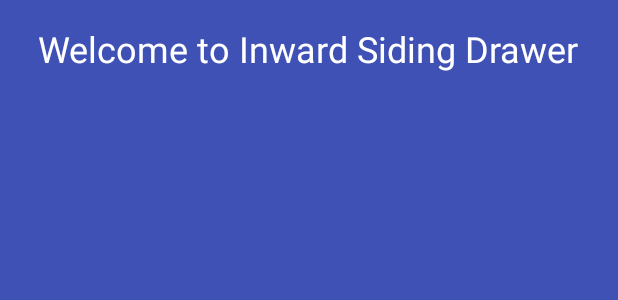
After one commit to therealshabi/Kotlin-Practice, an Android app: the layout activity_inward_navigation.xml on its own in the app's theme, with its tools: preview values and no code run, on a phone screen of 412 x 824 dp. The commit adds this screen. Shown: the top 300 px of the screen. Run offline under Robolectric (Android 15) with nearby library versions, the phone set to English and light mode, and no system bars.

Commit message:
Add3ed Inward Sliding Navigation Layout

```diff
--- a/app/src/main/AndroidManifest.xml
+++ b/app/src/main/AndroidManifest.xml
@@ -17,7 +17,8 @@
         </activity>
         <activity android:name=".Notification.NotificationActivity" />
         <activity android:name=".BottomSheet.BottomSheetActivity" />
-        <activity android:name=".BottomSheet.BottomSheetFragmentActivity"></activity>
+        <activity android:name=".BottomSheet.BottomSheetFragmentActivity" />
+        <activity android:name=".NavigationLayout.InwardNavigationActivity"></activity>
     </application>
 
 </manifest>
--- a/app/src/main/java/technolifestyle/com/kotlinPractice/MainActivity.kt
+++ b/app/src/main/java/technolifestyle/com/kotlinPractice/MainActivity.kt
@@ -6,6 +6,7 @@ import android.support.v7.widget.LinearLayoutManager
 import kotlinx.android.synthetic.main.activity_main.*
 import technolifestyle.com.kotlinPractice.Utils.StringUtils.Companion.BOTTOM_SHEET_ACTIVITY_TAG
 import technolifestyle.com.kotlinPractice.Utils.StringUtils.Companion.BOTTOM_SHEET_FRAGMENT_ACTIVITY
+import technolifestyle.com.kotlinPractice.Utils.StringUtils.Companion.INWARD_NAVIGATION_LAYOUT
 import technolifestyle.com.kotlinPractice.Utils.StringUtils.Companion.NOTIFICATION_ACTIVITY_TAG
 
 
@@ -20,6 +21,7 @@ class MainActivity : AppCompatActivity() {
         practiceTopics.add(NOTIFICATION_ACTIVITY_TAG)
         practiceTopics.add(BOTTOM_SHEET_ACTIVITY_TAG)
         practiceTopics.add(BOTTOM_SHEET_FRAGMENT_ACTIVITY)
+        practiceTopics.add(INWARD_NAVIGATION_LAYOUT)
 
         rvPractice.layoutManager = LinearLayoutManager(this)
         rvPractice.adapter = PracticeAdapter(this, practiceTopics)
--- /dev/null
+++ b/app/src/main/java/technolifestyle/com/kotlinPractice/NavigationLayout/InwardNavigationActivity.kt
@@ -0,0 +1,36 @@
+package technolifestyle.com.kotlinPractice.NavigationLayout
+
+import android.graphics.Color
+import android.os.Bundle
+import android.support.v7.app.ActionBarDrawerToggle
+import android.support.v7.app.AppCompatActivity
+import android.view.View
+import kotlinx.android.synthetic.main.activity_inward_navigation.*
+import technolifestyle.com.kotlinPractice.R
+
+
+class InwardNavigationActivity : AppCompatActivity() {
+
+    override fun onCreate(savedInstanceState: Bundle?) {
+        super.onCreate(savedInstanceState)
+        setContentView(R.layout.activity_inward_navigation)
+
+        drawerLayout.setScrimColor(Color.TRANSPARENT)
+        drawerLayout.drawerElevation = 0f
+
+        val actionBarDrawerToggle = object : ActionBarDrawerToggle(this, drawerLayout, R.string.open, R.string.close) {
+
+            private val scaleFactor = 10f
+
+            override fun onDrawerSlide(drawerView: View, slideOffset: Float) {
+                super.onDrawerSlide(drawerView, slideOffset)
+                val slideX = drawerView.width * slideOffset
+                llContent.translationX = slideX
+                llContent.scaleX = 1 - slideOffset.div(scaleFactor)
+                llContent.scaleY = 1 - slideOffset.div(scaleFactor)
+            }
+        }
+
+        drawerLayout.addDrawerListener(actionBarDrawerToggle)
+    }
+}
--- a/app/src/main/java/technolifestyle/com/kotlinPractice/Notification/NotificationUtil.kt
+++ b/app/src/main/java/technolifestyle/com/kotlinPractice/Notification/NotificationUtil.kt
@@ -156,7 +156,7 @@ class NotificationUtil {
             val bitmap = Bitmap.createBitmap(drawable!!.intrinsicWidth,
                     drawable.intrinsicHeight, Bitmap.Config.ARGB_8888)
             val canvas = Canvas(bitmap)
-            drawable.setBounds(0, 0, canvas.getWidth(), canvas.getHeight())
+            drawable.setBounds(0, 0, canvas.width, canvas.height)
             drawable.draw(canvas)
             return bitmap
         }
--- a/app/src/main/java/technolifestyle/com/kotlinPractice/PracticeAdapter.kt
+++ b/app/src/main/java/technolifestyle/com/kotlinPractice/PracticeAdapter.kt
@@ -9,9 +9,11 @@ import android.view.ViewGroup
 import kotlinx.android.synthetic.main.main_card_item.view.*
 import technolifestyle.com.kotlinPractice.BottomSheet.BottomSheetActivity
 import technolifestyle.com.kotlinPractice.BottomSheet.BottomSheetFragmentActivity
+import technolifestyle.com.kotlinPractice.NavigationLayout.InwardNavigationActivity
 import technolifestyle.com.kotlinPractice.Notification.NotificationActivity
 import technolifestyle.com.kotlinPractice.Utils.StringUtils.Companion.BOTTOM_SHEET_ACTIVITY_TAG
 import technolifestyle.com.kotlinPractice.Utils.StringUtils.Companion.BOTTOM_SHEET_FRAGMENT_ACTIVITY
+import technolifestyle.com.kotlinPractice.Utils.StringUtils.Companion.INWARD_NAVIGATION_LAYOUT
 import technolifestyle.com.kotlinPractice.Utils.StringUtils.Companion.NOTIFICATION_ACTIVITY_TAG
 
 class PracticeAdapter(private val context: Context?,
@@ -45,6 +47,7 @@ class PracticeViewHolder internal constructor(itemView: View) : RecyclerView.Vie
             NOTIFICATION_ACTIVITY_TAG -> view.context.startActivity(Intent(view.context, NotificationActivity::class.java))
             BOTTOM_SHEET_ACTIVITY_TAG -> view.context.startActivity(Intent(view.context, BottomSheetActivity::class.java))
             BOTTOM_SHEET_FRAGMENT_ACTIVITY -> view.context.startActivity(Intent(view.context, BottomSheetFragmentActivity::class.java))
+            INWARD_NAVIGATION_LAYOUT -> view.context.startActivity(Intent(view.context, InwardNavigationActivity::class.java))
         }
     }
 
--- a/app/src/main/java/technolifestyle/com/kotlinPractice/Utils/StringUtils.kt
+++ b/app/src/main/java/technolifestyle/com/kotlinPractice/Utils/StringUtils.kt
@@ -6,5 +6,6 @@ class StringUtils {
         const val NOTIFICATION_ACTIVITY_TAG = "Notifications Android"
         const val BOTTOM_SHEET_ACTIVITY_TAG = "Bottom Sheet Android"
         const val BOTTOM_SHEET_FRAGMENT_ACTIVITY = "Bottom Sheet Fragment Android"
+        const val INWARD_NAVIGATION_LAYOUT = "Sliding Navigation Layout Android"
     }
 }
--- /dev/null
+++ b/app/src/main/res/layout/activity_inward_navigation.xml
@@ -0,0 +1,75 @@
+<?xml version="1.0" encoding="utf-8"?>
+<android.support.v4.widget.DrawerLayout xmlns:android="http://schemas.android.com/apk/res/android"
+    xmlns:tools="http://schemas.android.com/tools"
+    android:id="@+id/drawerLayout"
+    android:layout_width="match_parent"
+    android:layout_height="match_parent"
+    android:background="@color/colorAccent"
+    tools:context="technolifestyle.com.kotlinPractice.NavigationLayout.InwardNavigationActivity">
+
+    <LinearLayout
+        android:id="@+id/llContent"
+        android:layout_width="match_parent"
+        android:layout_height="match_parent"
+        android:background="@color/colorPrimary"
+        android:gravity="center_horizontal"
+        android:orientation="vertical"
+        android:padding="16dp">
+
+        <TextView
+            android:layout_width="wrap_content"
+            android:layout_height="wrap_content"
+            android:text="@string/inward_sliding_drawer_text"
+            android:textColor="@android:color/white"
+            android:textSize="24sp" />
+    </LinearLayout>
+
+    <LinearLayout
+        android:id="@+id/drawer"
+        android:layout_width="240dp"
+        android:layout_height="match_parent"
+        android:layout_gravity="start"
+        android:background="@color/colorAccent"
+        android:gravity="center_horizontal"
+        android:orientation="vertical">
+
+        <TextView
+            android:layout_width="wrap_content"
+            android:layout_height="wrap_content"
+            android:layout_marginTop="24dp"
+            android:text="@string/drawer_text"
+            android:textColor="@android:color/white" />
+
+        <View
+            android:layout_width="match_parent"
+            android:layout_height="2dp"
+            android:layout_marginTop="40dp"
+            android:background="@android:color/white"
+            android:visibility="gone" />
+
+        <TextView
+            android:layout_width="wrap_content"
+            android:layout_height="wrap_content"
+            android:layout_marginTop="16dp"
+            android:text="@string/option_1"
+            android:textColor="@android:color/white"
+            android:textSize="20sp" />
+
+        <TextView
+            android:layout_width="wrap_content"
+            android:layout_height="wrap_content"
+            android:layout_marginTop="16dp"
+            android:text="@string/option_2"
+            android:textColor="@android:color/white"
+            android:textSize="20sp" />
+
+        <TextView
+            android:layout_width="wrap_content"
+            android:layout_height="wrap_content"
+            android:layout_marginTop="16dp"
+            android:text="@string/option_3"
+            android:textColor="@android:color/white"
+            android:textSize="20sp" />
+    </LinearLayout>
+
+</android.support.v4.widget.DrawerLayout>
--- a/app/src/main/res/values/strings.xml
+++ b/app/src/main/res/values/strings.xml
@@ -18,4 +18,11 @@
     <string name="payment_method">Please select a payment method</string>
     <string name="cash">Cash</string>
     <string name="card">Card</string>
+    <string name="inward_sliding_drawer_text">Welcome to Inward Siding Drawer</string>
+    <string name="drawer_text">You are in the drawer</string>
+    <string name="option_1">Option 1</string>
+    <string name="option_2">Option 2</string>
+    <string name="option_3">Option 3</string>
+    <string name="open">open</string>
+    <string name="close">close</string>
 </resources>
```
